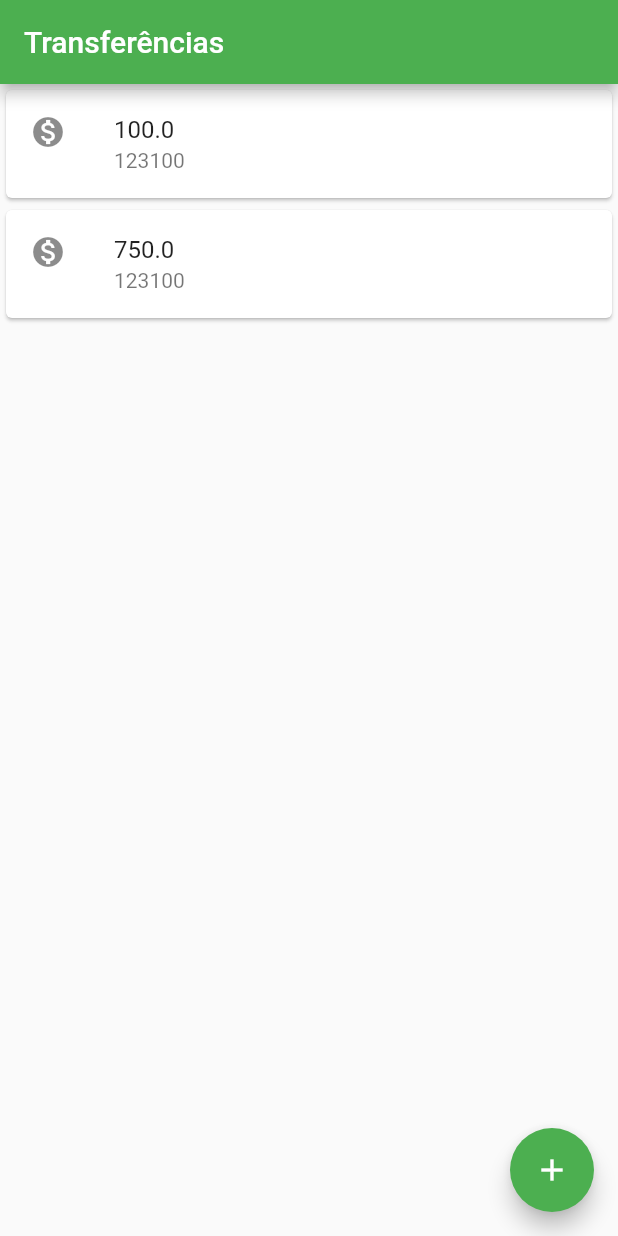
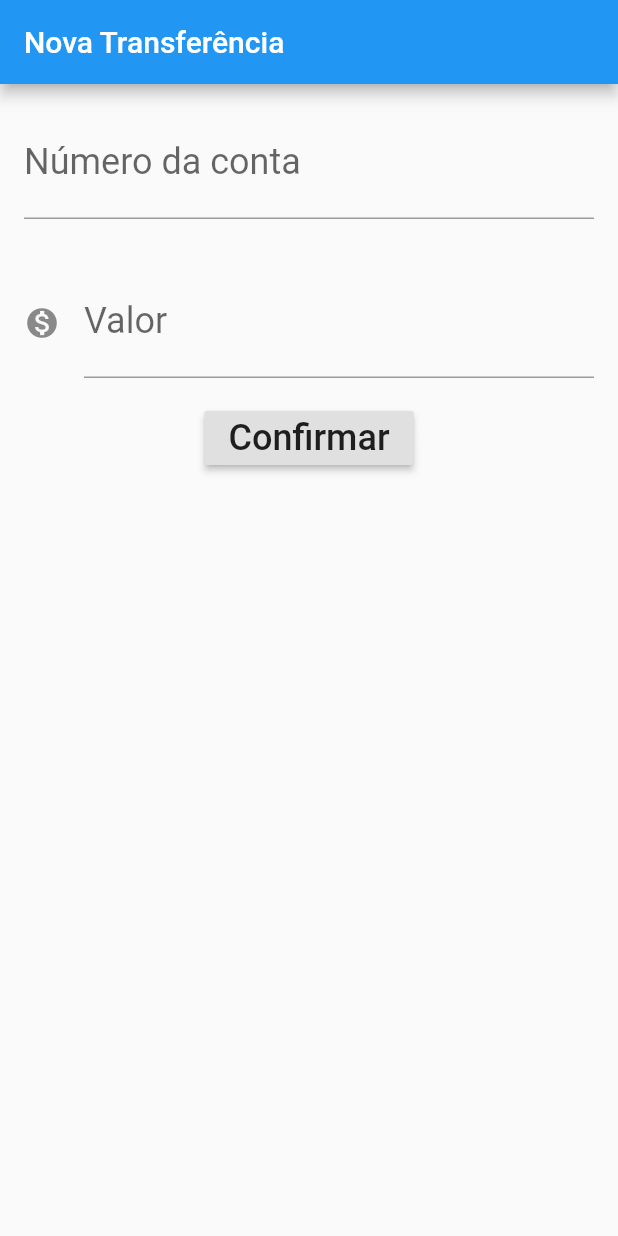
Before and after one commit to barbosadev/flutter-alura, a Flutter app: the screen it shows after launch, on a phone screen of 412 x 824 dp. Run offline on Flutter 3.47's test engine with Material 2 defaults, Android fonts, the phone set to English and light mode, and no system bars.

Commit message:
Update main.dart

```diff
--- a/bytebank/lib/main.dart
+++ b/bytebank/lib/main.dart
@@ -1,28 +1,84 @@
 import 'package:flutter/material.dart';
 
-void main() => runApp(MaterialApp(
-  home: MyApp(),
+void main() => runApp(ByteBankApp());
+
+class ByteBankApp extends StatelessWidget {
+  @override
+  Widget build(BuildContext context) {
+    return MaterialApp(
+        home: Scaffold(
+          body: FormularioTransferencia(),
+        ),
         debugShowCheckedModeBanner: false,
-));
+      );
+  }
+}
 
-class MyApp extends StatelessWidget {
+class FormularioTransferencia extends StatelessWidget {
+
+  final TextEditingController
+    _controladorCampoNumeroConta = TextEditingController(),
+    _controladorCampoValor = TextEditingController();
+
   @override
   Widget build(BuildContext context) {
     return Scaffold(
       appBar: AppBar(
-        title: Text('Transferências'),
-        backgroundColor: Colors.green,
+        title: Text("Nova Transferência"),
       ),
-      floatingActionButton: FloatingActionButton(
-        child: Icon(Icons.add),
-        backgroundColor: Colors.green,
+      body: Column(
+        children: <Widget>[
+          Padding(
+            padding: EdgeInsets.all(16.0),
+            child: TextField(
+              controller: _controladorCampoNumeroConta,
+              style: TextStyle(
+                  fontSize: 24.0
               ),
-      body: Container(
-        child: Column(
-          children: <Widget>[
-            ListaTransferencias()
+              decoration: InputDecoration(
+                labelText: 'Número da conta',
+                hintText: '0000'
+              ),
+              keyboardType: TextInputType.number,
+            ),
+          ),
+          Padding(
+            padding: EdgeInsets.all(16.0),
+            child: TextField(
+              controller: _controladorCampoValor,
+              style: TextStyle(
+                  fontSize: 24.0
+              ),
+              decoration: InputDecoration(
+                icon: Icon(Icons.monetization_on),
+                labelText: 'Valor',
+                hintText: '0.00'
+              ),
+              keyboardType: TextInputType.number,
+            ),
+          ),
+          RaisedButton(
+            onPressed: (){
+              final int numeroConta = int.tryParse(_controladorCampoNumeroConta.text);
+              final double valor = double.tryParse(_controladorCampoValor.text);
+              if (numeroConta != null && valor != null){
+                final transferenciaCriada = Transferencia(valor, numeroConta);
+                //debugPrint("$transferenciaCriada");
+                Scaffold.of(context).showSnackBar(
+                  SnackBar(
+                    content: Text('$transferenciaCriada'),
+                  ),
+                );
+              }
+            },
+            child: Text(
+              "Confirmar",
+              style: TextStyle(
+                  fontSize: 24
+              ),
+            ),
+          ),
         ],
-        ),
       ),
     );
   }
@@ -31,11 +87,21 @@ class MyApp extends StatelessWidget {
 class ListaTransferencias extends StatelessWidget {
   @override
   Widget build(BuildContext context) {
-    return Column(
+    return Scaffold(
+      appBar: AppBar(
+        title: Text('Transferências'),
+        backgroundColor: Colors.green,
+      ),
+      body: Column(
         children: <Widget>[
           ItemTransferencia(Transferencia(100, 123100)),
-        ItemTransferencia(Transferencia(750, 123100))
+          ItemTransferencia(Transferencia(760, 123100))
         ],
+      ),
+      floatingActionButton: FloatingActionButton(
+      child: Icon(Icons.add),
+      backgroundColor: Colors.green,
+    ),
     );
   }
 }
@@ -47,12 +113,18 @@ class ItemTransferencia extends StatelessWidget {
 
   @override
   Widget build(BuildContext context) {
-    return Card(
+    return Container(
+      child: Column(
+        children: <Widget>[
+          Card(
             child: ListTile(
               leading: Icon(Icons.monetization_on),
               title: Text(_transferencia.valor.toString()),
               subtitle: Text(_transferencia.numeroConta.toString()),
-        )
+              ),
+            ),
+          ],
+        ),
       );
   }
 }
@@ -62,4 +134,9 @@ class Transferencia {
   final int numeroConta;
 
   const Transferencia(this.valor, this.numeroConta);
+
+  @override
+  String toString() {
+    return 'Transferencia{valor: $valor, numeroConta: $numeroConta}';
   }
+}
```
Lines whose indentation alone changed are shown as unchanged.
